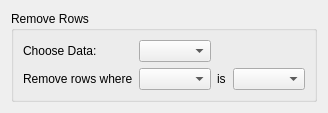
This is ui/RemoveRows.ui in tthatcher95/PyHAT_Point_Spectra_GUI as Qt 5 draws it before an edit. The edited form follows.
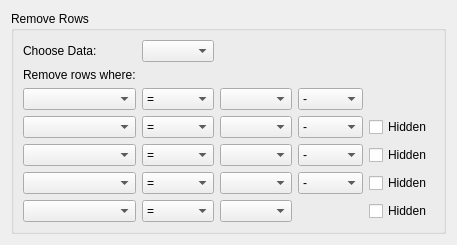
This is the edited form.

Commit message:
RemoveRows with "and" for multiple conditions
Things to improve:
- The UI is slow to populate
- The values for all conditions reset when a new one is added
- Add "or" functionality" (order of operations gets tricky)

Patch:
```diff
--- a/ui/RemoveRows.ui
+++ b/ui/RemoveRows.ui
@@ -2,6 +2,14 @@
 <ui version="4.0">
  <class>Form</class>
  <widget class="QWidget" name="Form">
+  <property name="geometry">
+   <rect>
+    <x>0</x>
+    <y>0</y>
+    <width>457</width>
+    <height>232</height>
+   </rect>
+  </property>
   <property name="sizePolicy">
    <sizepolicy hsizetype="Ignored" vsizetype="Ignored">
     <horstretch>0</horstretch>
@@ -18,41 +26,285 @@
       <string>Remove Rows</string>
      </property>
      <layout class="QGridLayout" name="gridLayout">
-      <item row="1" column="2">
-       <widget class="QLabel" name="isLabel">
-        <property name="maximumSize">
-         <size>
-          <width>10</width>
-          <height>16777215</height>
-         </size>
-        </property>
-        <property name="text">
-         <string>is </string>
-        </property>
-       </widget>
-      </item>
-      <item row="1" column="0">
-       <widget class="QLabel" name="removeRowsWhereLabel">
-        <property name="text">
-         <string>Remove rows where</string>
-        </property>
-       </widget>
-      </item>
-      <item row="1" column="3">
-       <widget class="QComboBox" name="valueComboBox"/>
-      </item>
-      <item row="0" column="0">
-       <widget class="QLabel" name="chooseDataLabel">
-        <property name="text">
-         <string>Choose Data:</string>
-        </property>
-       </widget>
-      </item>
-      <item row="0" column="1">
-       <widget class="QComboBox" name="chooseDataComboBox"/>
-      </item>
-      <item row="1" column="1">
-       <widget class="QComboBox" name="colNameComboBox"/>
+      <item row="4" column="0">
+       <layout class="QGridLayout" name="gridLayout_2">
+        <item row="4" column="1">
+         <widget class="QComboBox" name="colName_3"/>
+        </item>
+        <item row="3" column="1">
+         <widget class="QComboBox" name="colName_2"/>
+        </item>
+        <item row="6" column="1">
+         <widget class="QComboBox" name="colName_5"/>
+        </item>
+        <item row="4" column="3">
+         <widget class="QComboBox" name="value_3"/>
+        </item>
+        <item row="2" column="1">
+         <widget class="QComboBox" name="colName_1"/>
+        </item>
+        <item row="2" column="2">
+         <widget class="QComboBox" name="operator_1">
+          <item>
+           <property name="text">
+            <string>=</string>
+           </property>
+          </item>
+          <item>
+           <property name="text">
+            <string>&gt;</string>
+           </property>
+          </item>
+          <item>
+           <property name="text">
+            <string>&lt;</string>
+           </property>
+          </item>
+          <item>
+           <property name="text">
+            <string>&gt;=</string>
+           </property>
+          </item>
+          <item>
+           <property name="text">
+            <string>&lt;=</string>
+           </property>
+          </item>
+         </widget>
+        </item>
+        <item row="3" column="4">
+         <widget class="QComboBox" name="logic_2">
+          <item>
+           <property name="text">
+            <string>-</string>
+           </property>
+          </item>
+          <item>
+           <property name="text">
+            <string>and</string>
+           </property>
+          </item>
+         </widget>
+        </item>
+        <item row="5" column="2">
+         <widget class="QComboBox" name="operator_4">
+          <item>
+           <property name="text">
+            <string>=</string>
+           </property>
+          </item>
+          <item>
+           <property name="text">
+            <string>&gt;</string>
+           </property>
+          </item>
+          <item>
+           <property name="text">
+            <string>&lt;</string>
+           </property>
+          </item>
+          <item>
+           <property name="text">
+            <string>&gt;=</string>
+           </property>
+          </item>
+          <item>
+           <property name="text">
+            <string>&lt;=</string>
+           </property>
+          </item>
+         </widget>
+        </item>
+        <item row="2" column="3">
+         <widget class="QComboBox" name="value_1"/>
+        </item>
+        <item row="3" column="3">
+         <widget class="QComboBox" name="value_2"/>
+        </item>
+        <item row="4" column="2">
+         <widget class="QComboBox" name="operator_3">
+          <item>
+           <property name="text">
+            <string>=</string>
+           </property>
+          </item>
+          <item>
+           <property name="text">
+            <string>&gt;</string>
+           </property>
+          </item>
+          <item>
+           <property name="text">
+            <string>&lt;</string>
+           </property>
+          </item>
+          <item>
+           <property name="text">
+            <string>&gt;=</string>
+           </property>
+          </item>
+          <item>
+           <property name="text">
+            <string>&lt;=</string>
+           </property>
+          </item>
+         </widget>
+        </item>
+        <item row="6" column="3">
+         <widget class="QComboBox" name="value_5"/>
+        </item>
+        <item row="3" column="2">
+         <widget class="QComboBox" name="operator_2">
+          <item>
+           <property name="text">
+            <string>=</string>
+           </property>
+          </item>
+          <item>
+           <property name="text">
+            <string>&gt;</string>
+           </property>
+          </item>
+          <item>
+           <property name="text">
+            <string>&lt;</string>
+           </property>
+          </item>
+          <item>
+           <property name="text">
+            <string>&gt;=</string>
+           </property>
+          </item>
+          <item>
+           <property name="text">
+            <string>&lt;=</string>
+           </property>
+          </item>
+         </widget>
+        </item>
+        <item row="5" column="1">
+         <widget class="QComboBox" name="colName_4"/>
+        </item>
+        <item row="2" column="4">
+         <widget class="QComboBox" name="logic_1">
+          <item>
+           <property name="text">
+            <string>-</string>
+           </property>
+          </item>
+          <item>
+           <property name="text">
+            <string>and</string>
+           </property>
+          </item>
+         </widget>
+        </item>
+        <item row="0" column="2">
+         <widget class="QComboBox" name="chooseData"/>
+        </item>
+        <item row="0" column="1">
+         <widget class="QLabel" name="chooseDataLabel">
+          <property name="text">
+           <string>Choose Data:</string>
+          </property>
+         </widget>
+        </item>
+        <item row="1" column="1">
+         <widget class="QLabel" name="remove_label">
+          <property name="text">
+           <string>Remove rows where:</string>
+          </property>
+         </widget>
+        </item>
+        <item row="5" column="4">
+         <widget class="QComboBox" name="logic_4">
+          <item>
+           <property name="text">
+            <string>-</string>
+           </property>
+          </item>
+          <item>
+           <property name="text">
+            <string>and</string>
+           </property>
+          </item>
+         </widget>
+        </item>
+        <item row="5" column="3">
+         <widget class="QComboBox" name="value_4"/>
+        </item>
+        <item row="6" column="2">
+         <widget class="QComboBox" name="operator_5">
+          <item>
+           <property name="text">
+            <string>=</string>
+           </property>
+          </item>
+          <item>
+           <property name="text">
+            <string>&gt;</string>
+           </property>
+          </item>
+          <item>
+           <property name="text">
+            <string>&lt;</string>
+           </property>
+          </item>
+          <item>
+           <property name="text">
+            <string>&gt;=</string>
+           </property>
+          </item>
+          <item>
+           <property name="text">
+            <string>&lt;=</string>
+           </property>
+          </item>
+         </widget>
+        </item>
+        <item row="4" column="4">
+         <widget class="QComboBox" name="logic_3">
+          <item>
+           <property name="text">
+            <string>-</string>
+           </property>
+          </item>
+          <item>
+           <property name="text">
+            <string>and</string>
+           </property>
+          </item>
+         </widget>
+        </item>
+        <item row="3" column="5">
+         <widget class="QCheckBox" name="hidden_2">
+          <property name="text">
+           <string>Hidden</string>
+          </property>
+         </widget>
+        </item>
+        <item row="4" column="5">
+         <widget class="QCheckBox" name="hidden_3">
+          <property name="text">
+           <string>Hidden</string>
+          </property>
+         </widget>
+        </item>
+        <item row="5" column="5">
+         <widget class="QCheckBox" name="hidden_4">
+          <property name="text">
+           <string>Hidden</string>
+          </property>
+         </widget>
+        </item>
+        <item row="6" column="5">
+         <widget class="QCheckBox" name="hidden_5">
+          <property name="text">
+           <string>Hidden</string>
+          </property>
+         </widget>
+        </item>
+       </layout>
       </item>
      </layout>
     </widget>
```
Left out of the diff: 5 changed lines with no effect on the pictures. The commit also changes 2 other files.
